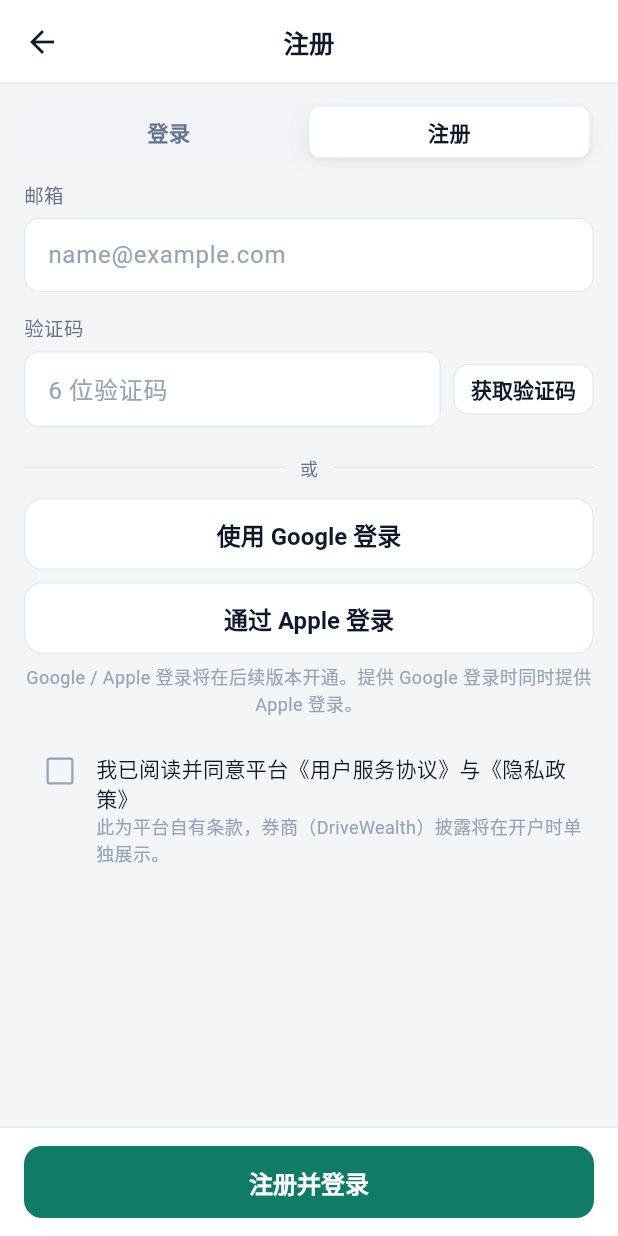
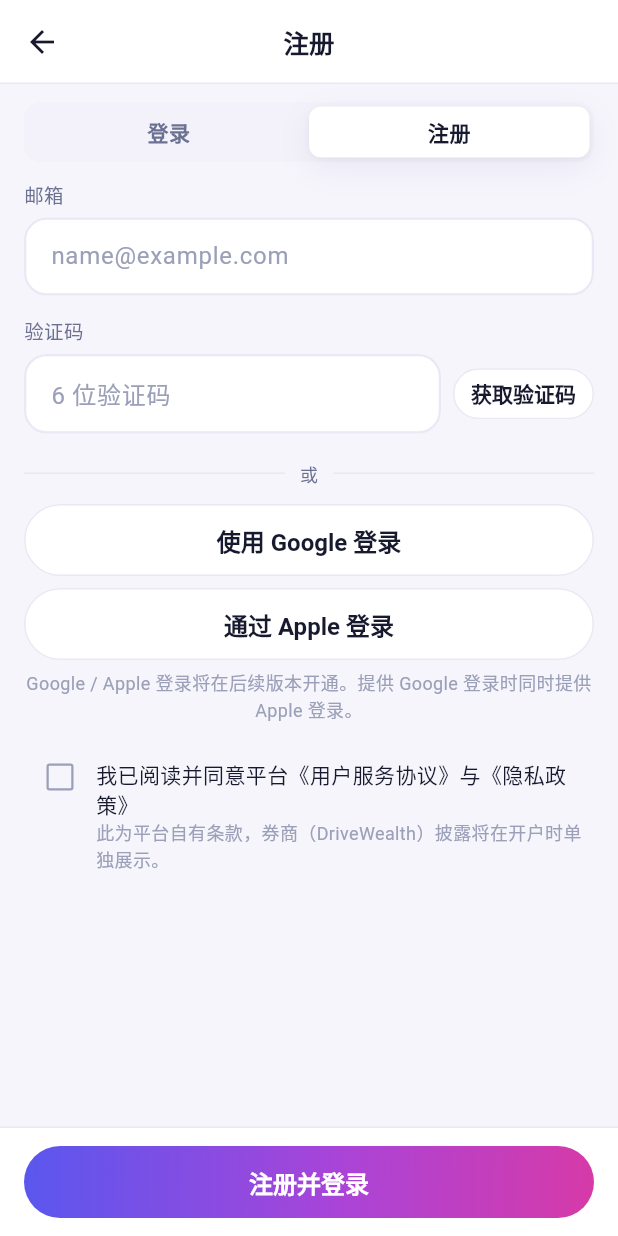
Before and after one commit to imamura-akira/New_FinX, a Flutter app: the screen it shows after launch, after a tap on "注册", on a phone screen of 412 x 824 dp. Run offline on Flutter 3.47's test engine with Material 3 defaults, Android fonts, the phone set to English and light mode, and no system bars; our stand-ins replace flutter_secure_storage, go_router, material_ui; network calls fail.

Commit message:
Demo-1 #8b: Flutter 换 FinX 主题与品牌素材
- 设计令牌按 design/theme.md：紫罗兰主色、浅薰衣草底、紫味投影、卡片圆角 18、输入框 15/1.5px
- 主按钮 FinX 渐变 + 全圆角；渐变常量 grad / gradSoft / hero / soon
- 品牌素材（logo、Fifi）从 prototype/assets 拷入 app/assets/brand；P-01 换为 FinX 品牌版式；App 名 FinX
- 模拟器验证：P-01、S-01（会话失效）新主题显示正常

Co-Authored-By: Claude Opus 5.5 <noreply@anthropic.com>

```diff
--- a/app/lib/app/config.dart
+++ b/app/lib/app/config.dart
@@ -17,6 +17,6 @@ class AppConfig {
     demoMode: bool.fromEnvironment('DEMO_MODE'),
   );
 
-  /// 品牌名称待定（与原型一致的占位名称）。
-  static const String appName = '示例券商';
+  /// 品牌名（design/theme.md 第 5 节）。
+  static const String appName = 'FinX';
 }
--- a/app/lib/app/theme.dart
+++ b/app/lib/app/theme.dart
@@ -1,39 +1,87 @@
 import 'package:material_ui/material_ui.dart';
 
-/// 设计令牌：与原型 prototype/css/app.css 的 :root 一致（UI 以原型为准）。
+/// 设计令牌：FinX 主题（design/theme.md 为唯一视觉基准；与原型 prototype/css/app.css :root 一致）。
 abstract final class AppColors {
-  static const bg = Color(0xFFF4F5F7);
+  static const bg = Color(0xFFF6F5FC); // 浅薰衣草
   static const surface = Color(0xFFFFFFFF);
-  static const surface2 = Color(0xFFF1F3F6);
-  static const text = Color(0xFF0F172A);
-  static const muted = Color(0xFF64748B);
-  static const faint = Color(0xFF94A3B8);
-  static const line = Color(0xFFE6E8EC);
-  static const primary = Color(0xFF0E7C66);
-  static const primary2 = Color(0xFF0A5E4E);
-  static const primaryWeak = Color(0xFFE6F3EF);
-  static const accent = Color(0xFF1F4E79);
-  static const up = Color(0xFF15803D);
-  static const down = Color(0xFFDC2626);
+  static const surface2 = Color(0xFFF3F2FA);
+  static const text = Color(0xFF171A2E);
+  static const muted = Color(0xFF6B7191);
+  static const faint = Color(0xFF9BA0B8);
+  static const line = Color(0xFFE9E8F4);
+  static const primary = Color(0xFF6C5BF5); // 紫罗兰
+  static const primary2 = Color(0xFF4F3ED9);
+  static const primaryWeak = Color(0xFFEFECFE);
+  static const accent = Color(0xFF3B82F6);
+  static const up = Color(0xFF16A34A); // 美式绿涨红跌
+  static const down = Color(0xFFE5484D);
   static const warn = Color(0xFFB45309);
   static const warnWeak = Color(0xFFFFF6E5);
-  static const danger = Color(0xFFDC2626);
-  static const dangerWeak = Color(0xFFFDEDED);
-  static const infoWeak = Color(0xFFEDF3FA);
+  static const danger = Color(0xFFE5484D);
+  static const dangerWeak = Color(0xFFFDEDEE);
+  static const infoWeak = Color(0xFFEDF2FD);
   static const infoText = Color(0xFF1E3A5F);
   static const warnText = Color(0xFF7A4A06);
   static const dangerText = Color(0xFF8A1C1C);
+
+  // 资产配置环图
+  static const allocCash = Color(0xFF6C5BF5);
+  static const allocStock = Color(0xFFD63AA8);
+  static const allocEtf = Color(0xFFF0A13C);
 }
 
-/// 圆角与阴影（原型 --radius: 14px，--shadow）。
+/// 渐变（design/theme.md 第 1 节）。CSS 角度换算为 Alignment。
+abstract final class AppGradients {
+  /// 主 CTA 按钮：100deg #5A57EE → #A944D8 55% → #D63AA8
+  static const grad = LinearGradient(
+    begin: Alignment(-1, -0.18),
+    end: Alignment(1, 0.18),
+    colors: [Color(0xFF5A57EE), Color(0xFFA944D8), Color(0xFFD63AA8)],
+    stops: [0, .55, 1],
+  );
+
+  /// 小选中态、mark：135deg #7D5CF0 → #C13AC8
+  static const gradSoft = LinearGradient(
+    begin: Alignment.topLeft,
+    end: Alignment.bottomRight,
+    colors: [Color(0xFF7D5CF0), Color(0xFFC13AC8)],
+  );
+
+  /// 资产总览大卡：135deg #7D4DF0 → #A944D8 55% → #D63AA8
+  static const hero = LinearGradient(
+    begin: Alignment.topLeft,
+    end: Alignment.bottomRight,
+    colors: [Color(0xFF7D4DF0), Color(0xFFA944D8), Color(0xFFD63AA8)],
+    stops: [0, .55, 1],
+  );
+
+  /// 预告卡（Fifi / 奖励）
+  static const soon = LinearGradient(
+    begin: Alignment(-1, -0.6),
+    end: Alignment(1, 0.6),
+    colors: [Color(0xFF4A43E8), Color(0xFF8A3FE0), Color(0xFFD63AA8)],
+  );
+}
+
+/// 形状与投影（design/theme.md 第 2 节）。
 abstract final class AppShape {
-  static const radius = 14.0;
-  static const controlRadius = 12.0; // .btn
-  static const inputRadius = 10.0; // .input
+  static const radius = 18.0; // 卡片
+  static const radiusLarge = 22.0; // 大卡
+  static const buttonRadius = 24.0; // 主按钮全圆角（高 48）
+  static const smallButtonRadius = 17.0; // 小按钮（高 34）
+  static const inputRadius = 15.0; // 输入框（高 50，1.5px 描边）
   static const shadow = [
-    BoxShadow(color: Color(0x0D0F172A), blurRadius: 2, offset: Offset(0, 1)),
-    BoxShadow(color: Color(0x0D0F172A), blurRadius: 14, offset: Offset(0, 4)),
+    BoxShadow(color: Color(0x0D2A2260), blurRadius: 2, offset: Offset(0, 1)),
+    BoxShadow(color: Color(0x122A2260), blurRadius: 18, offset: Offset(0, 6)),
   ];
+}
+
+/// 品牌素材（app/assets/brand，来源 prototype/assets/）。
+abstract final class BrandAssets {
+  static const logo = 'assets/brand/logo.png';
+  static const fifiPill = 'assets/brand/fifi_pill.png';
+  static const fifiPaw = 'assets/brand/fifi_paw.png';
+  static const fifiAvatar = 'assets/brand/fifi_avatar.png';
 }
 
 ThemeData buildTheme() {
@@ -61,27 +109,27 @@ ThemeData buildTheme() {
     inputDecorationTheme: InputDecorationTheme(
       filled: true,
       fillColor: AppColors.surface,
-      contentPadding: const EdgeInsets.symmetric(horizontal: 12, vertical: 13),
+      contentPadding: const EdgeInsets.symmetric(horizontal: 14, vertical: 14),
       hintStyle: const TextStyle(color: AppColors.faint, fontSize: 16),
       border: OutlineInputBorder(
         borderRadius: BorderRadius.circular(AppShape.inputRadius),
-        borderSide: const BorderSide(color: AppColors.line),
+        borderSide: const BorderSide(color: AppColors.line, width: 1.5),
       ),
       enabledBorder: OutlineInputBorder(
         borderRadius: BorderRadius.circular(AppShape.inputRadius),
-        borderSide: const BorderSide(color: AppColors.line),
+        borderSide: const BorderSide(color: AppColors.line, width: 1.5),
       ),
       focusedBorder: OutlineInputBorder(
         borderRadius: BorderRadius.circular(AppShape.inputRadius),
-        borderSide: const BorderSide(color: AppColors.primary),
+        borderSide: const BorderSide(color: AppColors.primary, width: 1.5),
       ),
       errorBorder: OutlineInputBorder(
         borderRadius: BorderRadius.circular(AppShape.inputRadius),
-        borderSide: const BorderSide(color: AppColors.danger),
+        borderSide: const BorderSide(color: AppColors.danger, width: 1.5),
       ),
       focusedErrorBorder: OutlineInputBorder(
         borderRadius: BorderRadius.circular(AppShape.inputRadius),
-        borderSide: const BorderSide(color: AppColors.danger),
+        borderSide: const BorderSide(color: AppColors.danger, width: 1.5),
       ),
       errorStyle: const TextStyle(color: AppColors.danger, fontSize: 12),
     ),
@@ -91,7 +139,7 @@ ThemeData buildTheme() {
     ),
     snackBarTheme: const SnackBarThemeData(
       behavior: SnackBarBehavior.floating,
-      backgroundColor: Color(0xEB0F172A),
+      backgroundColor: Color(0xEB171A2E),
       contentTextStyle: TextStyle(color: Colors.white, fontSize: 14),
     ),
     progressIndicatorTheme: const ProgressIndicatorThemeData(color: AppColors.primary),
--- a/app/lib/core/widgets/widgets.dart
+++ b/app/lib/core/widgets/widgets.dart
@@ -41,25 +41,31 @@ class AppButton extends StatelessWidget {
               Flexible(child: Text(label, overflow: TextOverflow.ellipsis, maxLines: 1)),
             ],
           );
+    final radius = BorderRadius.circular(small ? AppShape.smallButtonRadius : AppShape.buttonRadius);
+    // 主按钮为 FinX 渐变（design/theme.md grad）；其余为纯色
+    final gradient = kind == ButtonKind.primary ? AppGradients.grad : null;
     return Opacity(
       opacity: enabled || loading ? 1 : .4,
       child: SizedBox(
         height: small ? 34 : 48,
         width: small ? null : double.infinity,
+        child: DecoratedBox(
+          decoration: BoxDecoration(gradient: gradient, color: gradient == null ? bg : null, borderRadius: radius),
           child: TextButton(
             onPressed: enabled ? onPressed : null,
             style: TextButton.styleFrom(
-            backgroundColor: bg,
+              backgroundColor: Colors.transparent,
               foregroundColor: fg,
               disabledForegroundColor: fg,
               padding: EdgeInsets.symmetric(horizontal: small ? 12 : 18),
               textStyle: TextStyle(fontSize: small ? 14 : 16, fontWeight: FontWeight.w600),
               shape: RoundedRectangleBorder(
-              borderRadius: BorderRadius.circular(small ? 10 : AppShape.controlRadius),
+                borderRadius: radius,
                 side: BorderSide(color: border),
               ),
             ),
             child: child,
+          ),
         ),
       ),
     );
@@ -164,7 +170,7 @@ class AppField extends StatelessWidget {
 
   static final _errBorder = OutlineInputBorder(
     borderRadius: BorderRadius.circular(AppShape.inputRadius),
-    borderSide: const BorderSide(color: AppColors.danger),
+    borderSide: const BorderSide(color: AppColors.danger, width: 1.5),
   );
 }
 
--- a/app/lib/features/auth/presentation/welcome_page.dart
+++ b/app/lib/features/auth/presentation/welcome_page.dart
@@ -1,17 +1,17 @@
 import 'package:go_router/go_router.dart';
 import 'package:material_ui/material_ui.dart';
 
-import '../../../app/config.dart';
 import '../../../app/theme.dart';
 import '../../../core/widgets/widgets.dart';
 
-/// P-01 欢迎页（pages.md P-01；布局与文案同原型）。
+/// P-01 欢迎页（pages.md P-01；FinX 品牌版式同原型：白底、字标、Fifi 主视觉）。
 class WelcomePage extends StatelessWidget {
   const WelcomePage({super.key});
 
   @override
   Widget build(BuildContext context) {
     return Scaffold(
+      backgroundColor: AppColors.surface,
       body: SafeArea(
         child: Center(
           child: SingleChildScrollView(
@@ -19,27 +19,15 @@ class WelcomePage extends StatelessWidget {
             child: Column(
               mainAxisSize: MainAxisSize.min,
               children: [
-                Container(
-                  width: 64,
-                  height: 64,
-                  decoration: BoxDecoration(
-                    borderRadius: BorderRadius.circular(18),
-                    gradient: const LinearGradient(
-                      colors: [AppColors.primary, AppColors.accent],
-                      begin: Alignment.topLeft,
-                      end: Alignment.bottomRight,
-                    ),
-                  ),
-                  child: const Icon(Icons.trending_up_rounded, color: Colors.white, size: 34),
-                ),
-                const SizedBox(height: 16),
-                const Text(AppConfig.appName, style: TextStyle(fontSize: 26, fontWeight: FontWeight.w700)),
+                Image.asset(BrandAssets.logo, key: const Key('welcome.logo'), width: 210, semanticLabel: 'FinX'),
                 const SizedBox(height: 8),
                 const Text(
                   '美股与 ETF 投资，开户、入金、交易一站完成。',
                   textAlign: TextAlign.center,
                   style: TextStyle(color: AppColors.muted, fontSize: 14),
                 ),
+                const SizedBox(height: 16),
+                Image.asset(BrandAssets.fifiPill, width: 300, semanticLabel: 'Fifi'),
                 const SizedBox(height: 48),
                 AppButton('注册', key: const Key('welcome.register'), onPressed: () => context.push('/login?mode=register')),
                 const SizedBox(height: 8),
@@ -50,7 +38,7 @@ class WelcomePage extends StatelessWidget {
                   onPressed: () => context.push('/login?mode=login'),
                 ),
                 const SizedBox(height: 12),
-                // 原型中的"先逛逛行情"入口；行情（P-09）不在 Demo-1 范围
+                // 原型中的"先逛逛行情"入口：F11 行情页（P-09）完成后接入
                 LinkButton('先逛逛行情', onPressed: () => showToast(context, '行情功能即将开放')),
                 const SizedBox(height: 24),
                 const Text('证券服务由合作券商提供。投资有风险。', style: TextStyle(fontSize: 12, color: AppColors.faint)),
--- a/app/pubspec.yaml
+++ b/app/pubspec.yaml
@@ -61,6 +61,10 @@ flutter:
   # the material Icons class.
   uses-material-design: true
 
+  # FinX 品牌素材（来源 prototype/assets/，登记见 design/theme.md 第 4 节）
+  assets:
+    - assets/brand/
+
   # To add assets to your application, add an assets section, like this:
   # assets:
   #   - images/a_dot_burr.jpeg
```
Also changed, not shown: app/assets/brand/fifi_avatar.png (added), app/assets/brand/fifi_paw.png (added), app/assets/brand/fifi_pill.png (added), app/assets/brand/logo.png (added), 2 other files. Lines whose indentation alone changed are shown as unchanged.
